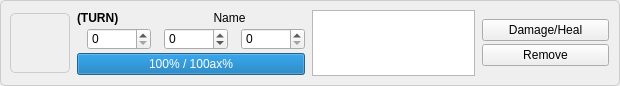
Qt form ui/CombatCard.ui (L4D15/Animaster) before a commit.
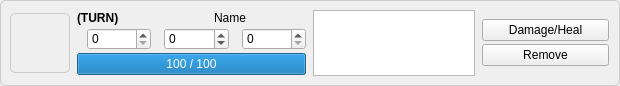
The same form after that commit. Icons and pictures are not drawn.

Commit message: Fixed wrong format for health bar in the CombatCard class.

The edit to the form file:
```diff
--- a/ui/CombatCard.ui
+++ b/ui/CombatCard.ui
@@ -11,7 +11,7 @@
    </rect>
   </property>
   <property name="sizePolicy">
-   <sizepolicy hsizetype="Preferred" vsizetype="Preferred">
+   <sizepolicy hsizetype="Preferred" vsizetype="Fixed">
     <horstretch>0</horstretch>
     <verstretch>0</verstretch>
    </sizepolicy>
@@ -19,7 +19,7 @@
   <property name="maximumSize">
    <size>
     <width>16777215</width>
-    <height>212</height>
+    <height>86</height>
    </size>
   </property>
   <property name="windowTitle">
@@ -91,7 +91,7 @@
    <item>
     <widget class="QFrame" name="statsArea">
      <property name="sizePolicy">
-      <sizepolicy hsizetype="Preferred" vsizetype="Fixed">
+      <sizepolicy hsizetype="Fixed" vsizetype="Fixed">
        <horstretch>0</horstretch>
        <verstretch>0</verstretch>
       </sizepolicy>
@@ -235,7 +235,7 @@
          <bool>false</bool>
         </property>
         <property name="format">
-         <string>%p% / %max%</string>
+         <string>%p / %m</string>
         </property>
        </widget>
       </item>
@@ -268,7 +268,7 @@
    <item>
     <widget class="QPlainTextEdit" name="plainTextEdit">
      <property name="sizePolicy">
-      <sizepolicy hsizetype="Preferred" vsizetype="Fixed">
+      <sizepolicy hsizetype="Expanding" vsizetype="Fixed">
        <horstretch>0</horstretch>
        <verstretch>0</verstretch>
       </sizepolicy>
```
